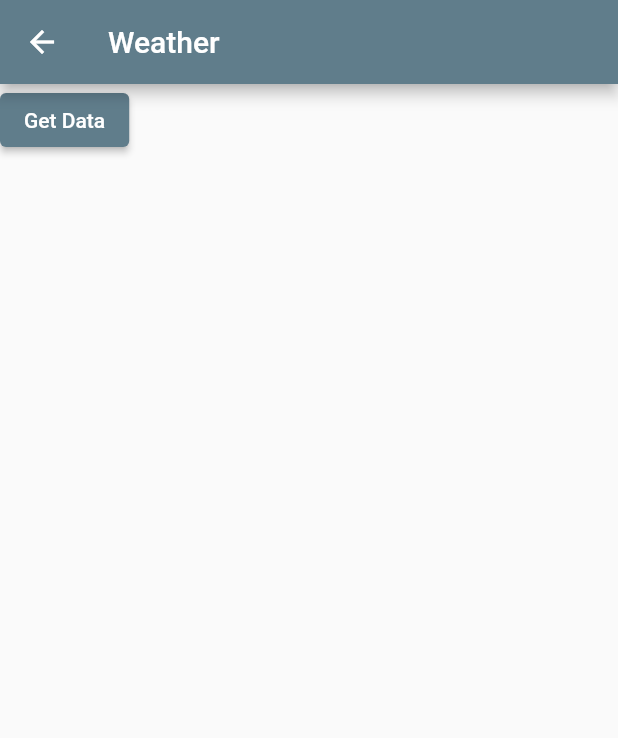
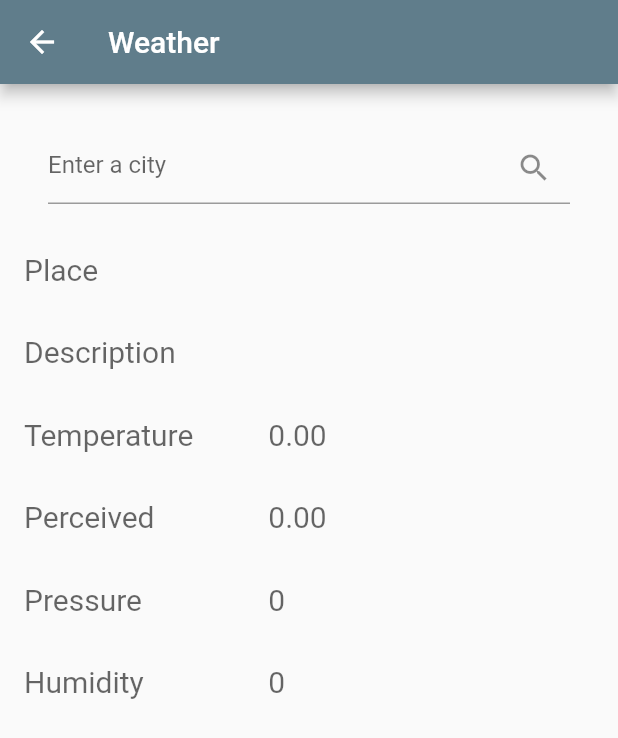
Before and after one commit to alexeipancratov/flutter-starter-tutorial, a Flutter app: the WeatherScreen screen opened directly, on a phone screen of 412 x 824 dp. Shown: the top 738 px of the screen. Run offline on Flutter 3.47's test engine with Material 2 defaults, Android fonts, the phone set to English and light mode, and no system bars.

Commit message:
Finished implementing Weather screen

```diff
--- a/lib/data/http_helper.dart
+++ b/lib/data/http_helper.dart
@@ -1,4 +1,6 @@
+import 'package:flutter_application_1/data/weather.dart';
 import 'package:http/http.dart' as http;
+import 'dart:convert';
 
 class HttpHelper {
   // http://api.openweathermap.org/data/2.5/weather?q=London,uk&APPID=77fcf832128397440cded4ecdc05f46c
@@ -6,14 +8,16 @@ class HttpHelper {
   final String path = '/data/2.5/weather';
   final String apiKey = '77fcf832128397440cded4ecdc05f46c';
 
-  Future<String> getWeather(String location) async {
+  Future<Weather> getWeather(String location) async {
     Map<String, dynamic> parameters = {
       'q': location,
       'APPID': apiKey,
     };
     Uri uri = Uri.https(authority, path, parameters);
     http.Response response = await http.get(uri);
+    Map<String, dynamic> data = json.decode(response.body);
+    Weather weather = Weather.fromJson(data);
 
-    return response.body;
+    return weather;
   }
 }
--- /dev/null
+++ b/lib/data/weather.dart
@@ -0,0 +1,23 @@
+class Weather {
+  String name = '';
+  String description = '';
+  double temperature = 0;
+  double perceived = 0;
+  int pressure = 0;
+  int humidity = 0;
+
+  Weather(this.name, this.description, this.temperature, this.perceived,
+      this.pressure, this.humidity);
+
+  // named ctor
+  Weather.fromJson(Map<String, dynamic> weatherMap) {
+    name = weatherMap['name'];
+
+    const double celciusConst = 273.15;
+    temperature = (weatherMap['main']['temp'] - celciusConst) ?? 0;
+    perceived = (weatherMap['main']['feels_like'] - celciusConst) ?? 0;
+    pressure = weatherMap['main']['pressure'] ?? 0;
+    humidity = weatherMap['main']['humidity'] ?? 0;
+    description = weatherMap['weather'][0]['description'] ?? '';
+  }
+}
--- a/lib/screens/weather_screen.dart
+++ b/lib/screens/weather_screen.dart
@@ -1,4 +1,5 @@
 import 'package:flutter/material.dart';
+import 'package:flutter_application_1/data/weather.dart';
 import '../data/http_helper.dart';
 
 class WeatherScreen extends StatefulWidget {
@@ -9,24 +10,69 @@ class WeatherScreen extends StatefulWidget {
 }
 
 class _WeatherScreenState extends State<WeatherScreen> {
-  String result = '';
+  final TextEditingController txtPlace = TextEditingController();
+  Weather result = Weather('', '', 0, 0, 0, 0);
 
   @override
   Widget build(BuildContext context) {
     return Scaffold(
         appBar: AppBar(title: const Text('Weather')),
-        body: Column(
-          children: [
-            ElevatedButton(onPressed: getData, child: const Text('Get Data')),
-            Text(result)
-          ],
+        body: Padding(
+          padding: const EdgeInsets.all(16),
+          child: ListView(
+            children: [
+              Padding(
+                  padding: EdgeInsets.all(16),
+                  child: TextField(
+                    controller: txtPlace,
+                    decoration: InputDecoration(
+                        hintText: 'Enter a city',
+                        suffixIcon: IconButton(
+                          icon: Icon(Icons.search),
+                          onPressed: getData,
+                        )),
+                  )),
+              weatherRow('Place', result.name),
+              weatherRow('Description', result.description),
+              weatherRow('Temperature', result.temperature.toStringAsFixed(2)),
+              weatherRow('Perceived', result.perceived.toStringAsFixed(2)),
+              weatherRow('Pressure', result.pressure.toString()),
+              weatherRow('Humidity', result.humidity.toString())
+            ],
+          ),
         ));
   }
 
   Future getData() async {
     HttpHelper helper = HttpHelper();
-    result = await helper.getWeather('London');
-    setState(() {
-    });
+    result = await helper.getWeather(txtPlace.text);
+    setState(() {});
+  }
+
+  Widget weatherRow(String label, String value) {
+    Widget row = Padding(
+        padding: EdgeInsets.symmetric(vertical: 16),
+        child: Row(
+          children: [
+            Expanded(
+                flex: 3,
+                child: Text(
+                  label,
+                  style: TextStyle(
+                      fontSize: 20,
+                      color: Theme.of(context).hintColor),
+                )),
+            Expanded(
+                flex: 4,
+                child: Text(
+                  value,
+                  style: TextStyle(
+                      fontSize: 20,
+                      color: Theme.of(context).hintColor),
+                ))
+          ],
+        ));
+
+    return row;
   }
 }
```
